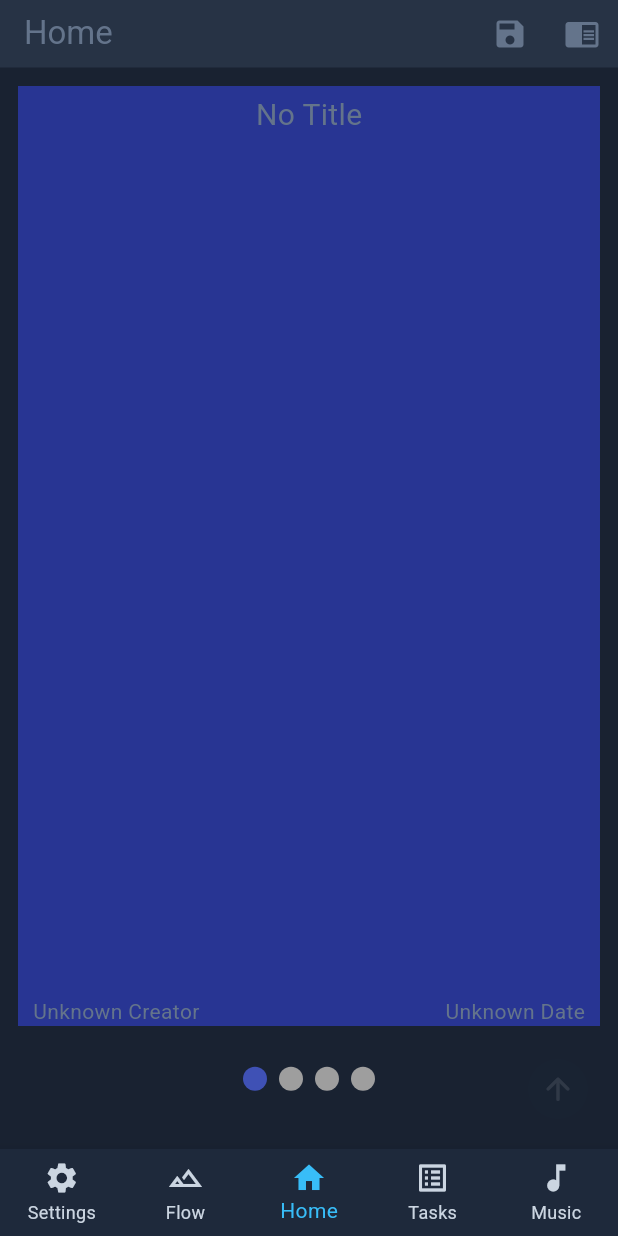
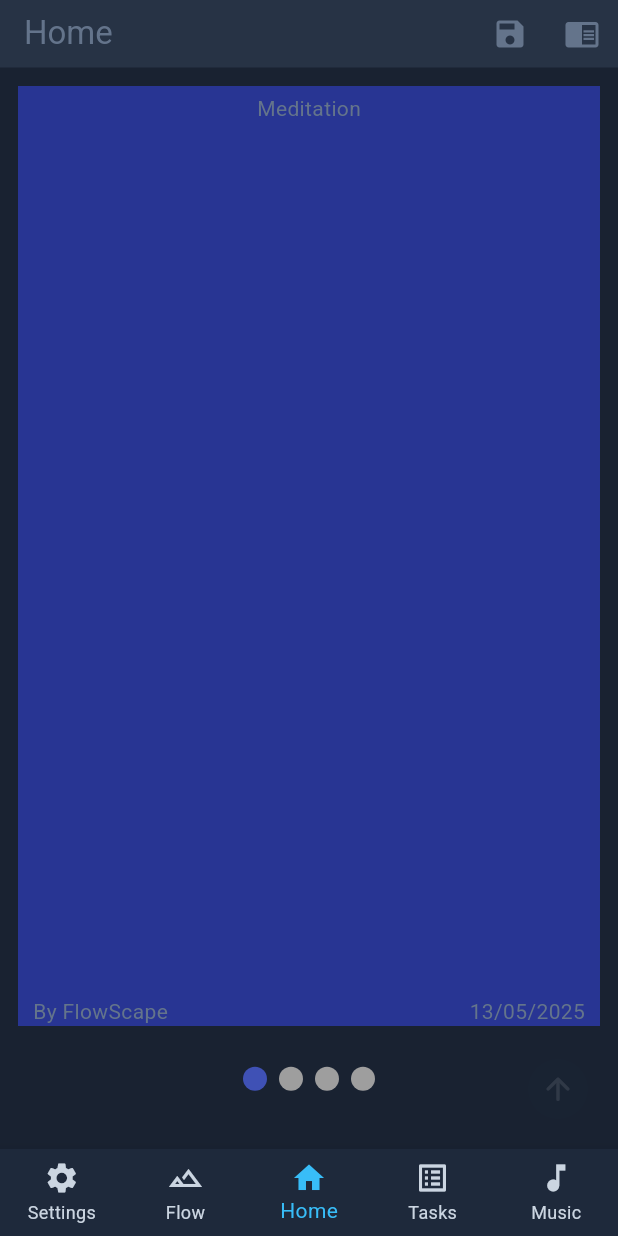
Before and after one commit to Ido-Badash/Flowscape, a Flutter app: the screen it shows after launch, scrolled down 576 dp, after a tap on the "chrome reader mode" icon, on a phone screen of 412 x 824 dp. Run offline on Flutter 3.47's test engine with Material 3 defaults, Android fonts, the phone set to English and light mode, and no system bars; drawn by our look-alikes of smooth_page_indicator.

Commit message:
🌃✨ Refactor app structure by removing unused general_helpers; update ClassicHeadFrame to include title, creator, and date; enhance MeditationScape with improved ScapePage integration.

```diff
--- a/lib/core/utils/general_helpers.dart
+++ /dev/null
@@ -1,9 +0,0 @@
-// Returns the first key found with the value pair
-dynamic findKeyByValue(Map map, int value) {
-  for (var entry in map.entries) {
-    if (entry.value == value) {
-      return entry.key;
-    }
-  }
-  return null;
-}
--- a/lib/features/app/app.dart
+++ b/lib/features/app/app.dart
@@ -6,9 +6,6 @@ import 'package:flowscape/features/flow/flow.dart';
 import 'package:flowscape/features/home/home.dart';
 import 'package:flowscape/features/tasks/tasks.dart';
 import 'package:flowscape/features/music/music.dart';
-
-// utils
-import 'package:flowscape/core/utils/general_helpers.dart';
 
 // screen handlers
 import 'package:flowscape/core/screen_handle/screen_checks.dart';
@@ -22,17 +19,13 @@ class FlowScape extends StatefulWidget {
 
 class _FlowScapeState extends State<FlowScape> {
   int currentScreenIdx = 2;
-  Map<String, int> pages = { // the map is for visualing the index of each page
-    "Settings": 0,
-    "Flow": 1,
-    "Home": 2,
-    "Tasks": 3,
-    "Music": 4,
-  };
-
-  String getScreenKey() {
-    return findKeyByValue(pages, currentScreenIdx) ?? "Unknown screen";
-  }
+  final List<String> pages = [
+    "Settings",
+    "Flow",
+    "Home",
+    "Tasks",
+    "Music",
+  ];
 
   @override
   Widget build(BuildContext context) {
--- a/lib/features/home/screens/scapes/scape_frames/head_frames/classic_head_frame.dart
+++ b/lib/features/home/screens/scapes/scape_frames/head_frames/classic_head_frame.dart
@@ -9,13 +9,13 @@ class ClassicHeadFrame extends StatelessWidget {
 
   const ClassicHeadFrame({
     super.key,
-    this.child = const SizedBox.shrink(),
     this.creator = const Text(
       "Unknown Creator",
       style: TextStyle(fontSize: 14),
     ),
     this.date = const Text("Unknown Date", style: TextStyle(fontSize: 14)),
     this.title = const Text("No Title", style: TextStyle(fontSize: 20)),
+    this.child = const SizedBox.shrink(),
   });
 
   @override
--- a/lib/features/home/screens/scapes/scapes_warehouse/meditation.dart
+++ b/lib/features/home/screens/scapes/scapes_warehouse/meditation.dart
@@ -8,10 +8,23 @@ class MeditationScape extends StatelessWidget {
   Widget build(BuildContext context) {
     return Scape(
       children: [
-        ScapePage(child: ClassicHeadFrame(child: Container(color: Colors.indigo[800]))),
-        ScapePage(child: ClassicFrame(child: Container(color: Colors.indigo[700]))),
-        ScapePage(child: ClassicFrame(child: Container(color: Colors.indigo[600]))),
-        ScapePage(child: ClassicFrame(child: Container(color: Colors.indigo[500]))),
+        ScapePage(
+          child: ClassicHeadFrame(
+            title: const Text("Meditation"),
+            creator: const Text("By FlowScape"),
+            date: const Text("13/05/2025"),
+            child: Container(color: Colors.indigo[800])
+            ),
+        ),
+        ScapePage(
+          child: ClassicFrame(child: Container(color: Colors.indigo[700])),
+        ),
+        ScapePage(
+          child: ClassicFrame(child: Container(color: Colors.indigo[600])),
+        ),
+        ScapePage(
+          child: ClassicFrame(child: Container(color: Colors.indigo[500])),
+        ),
       ],
     );
   }
```
Also changed, not shown: lib/core/utils/flutter_helpers.dart (deleted).
